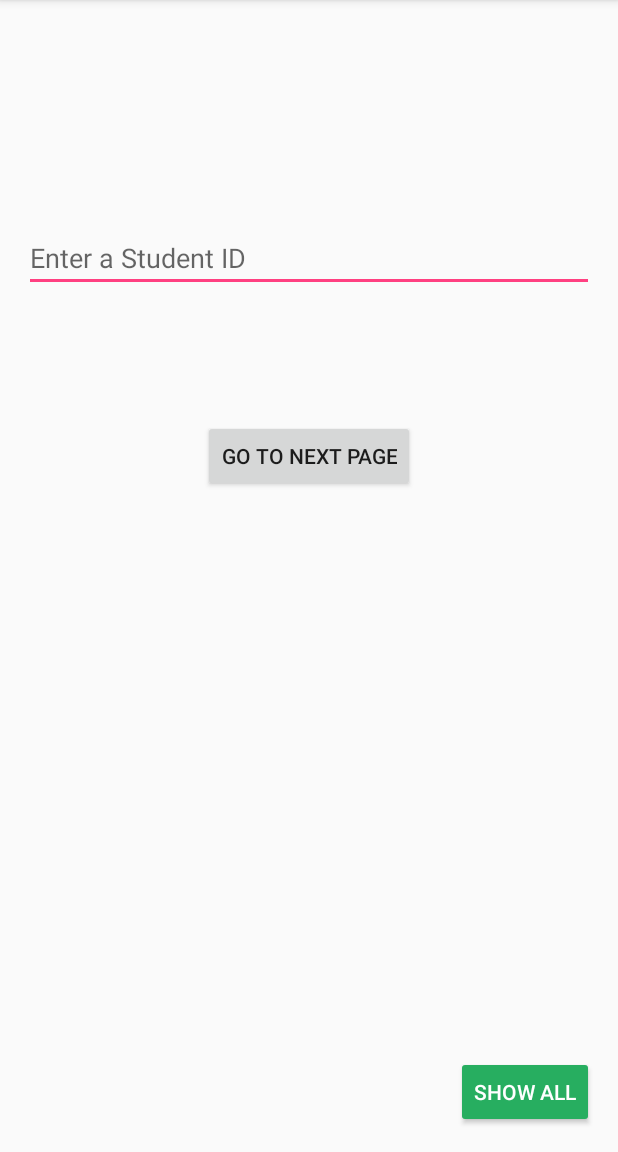
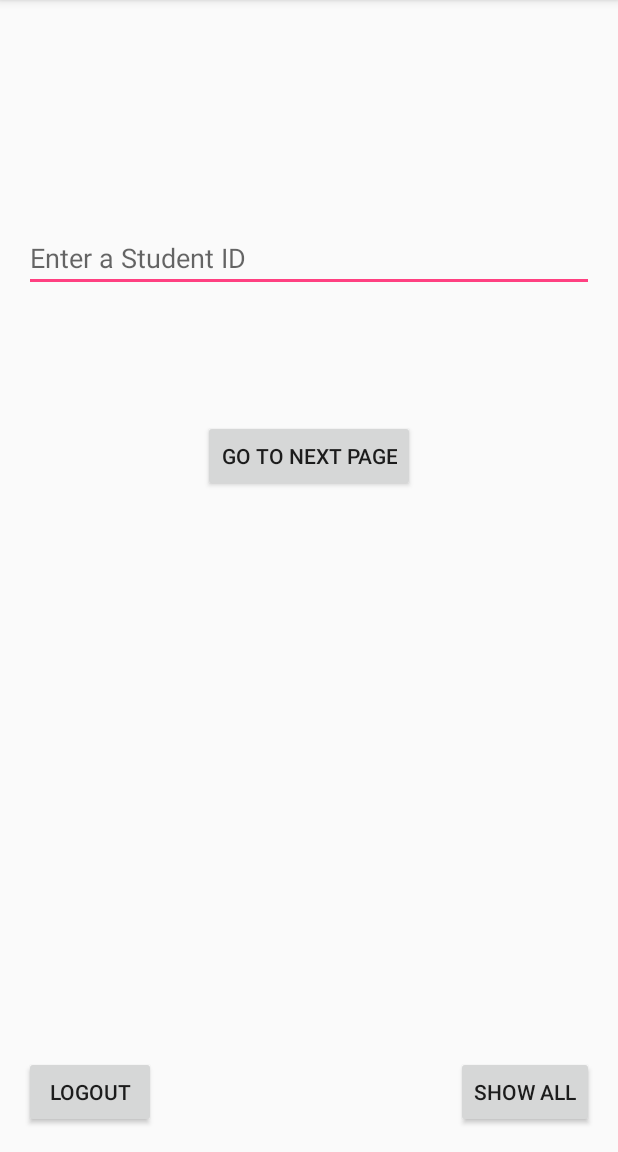
Before and after one commit to Hussam6/Final_Project, an Android app: the screen it shows after launch (StudentIDActivity), after a tap on "LOGIN", on a phone screen of 412 x 824 dp, the part 84-1236 px from its top. Run offline under Robolectric (Android 15) with nearby library versions, the phone set to English and light mode, and no system bars.

```diff
--- a/app/src/main/java/com/example/jayeshvaghela/project_vaghela/MainActivity.java
+++ b/app/src/main/java/com/example/jayeshvaghela/project_vaghela/MainActivity.java
@@ -12,6 +12,7 @@ import android.widget.Toast;
 import org.json.JSONObject;
 
 import java.io.BufferedReader;
+import java.io.IOException;
 import java.io.InputStream;
 import java.io.InputStreamReader;
 import java.net.HttpURLConnection;
@@ -22,57 +23,45 @@ public class MainActivity extends AppCompatActivity {
     //Declaring widget references.
     EditText et_UserEnterUserName;
     EditText et_UserEnterPassword;
+    String serverURL;
 
     @Override
     protected void onCreate(Bundle savedInstanceState) {
         super.onCreate(savedInstanceState);
         setContentView(R.layout.activity_main);
 
+        //initializing variables to widgets.
         et_UserEnterUserName = (EditText) findViewById(R.id.et_UserEnterUserName);
         et_UserEnterPassword = (EditText) findViewById(R.id.et_UserEnterPassword);
+
     }
 
+    //This method is invoked when the user presses the login button
+    //Which checks if the credential are correct in the background.
     public void OnClickAccessUserToIntoApplication(View view) {
 
-            Intent intent = new Intent(this, StudentIDActivity.class);
-            startActivity(intent);
+        String username = et_UserEnterUserName.getText().toString();
+        String password = et_UserEnterPassword.getText().toString();
+
+        //Checking if the edit texts are not empty. If it is, gives the user a Toast Message.
+        if(username.length()<=0 && password.length()<=0)
+        {
+            Toast.makeText(this, "Incorrect Username or Password", Toast.LENGTH_SHORT).show();
+        }
+        else
+        {
+            serverURL = "http://mohameom.dev.fast.sheridanc.on.ca/users/verifyUserData.php?"+username+"=user&"+password+"=12345";
+            new DownloadTask().execute();
+        }
+
+        //Setting edit text to empty string.
+        et_UserEnterUserName.setText("");
+        et_UserEnterPassword.setText("");
+
     }
 
 
-    private String DownloadData(String u) {
-
-        InputStream is = null;
-        String result = "";
-        try {
-            URL url = new URL(u);
-            HttpURLConnection conn = (HttpURLConnection) url.openConnection();
-            conn.setRequestMethod("GET");
-            conn.connect();
-
-            is = conn.getInputStream();
-            result = processResult(is);
-
-        } catch (Exception e) {
-            e.printStackTrace();
-        }
-        return result;
-    }
-
-    private String processResult(InputStream is) throws Exception {
-
-        InputStreamReader isr = new InputStreamReader(is);
-        BufferedReader br = new BufferedReader(isr);
-        String line = null;
-        StringBuilder sb = new StringBuilder();
-        while ((line = br.readLine()) != null) {
-
-            Log.d("response ", line);
-            sb = sb.append(line);
-        }
-        String res = sb.toString();
-        return res;
-    }
-
+    //This class does background tasks for the HTTP connection.
     public class DownloadTask extends AsyncTask<String, Void, String> {
 
         @Override
@@ -83,13 +72,33 @@ public class MainActivity extends AppCompatActivity {
         @Override
         protected String doInBackground(String... params) {
 
-            String u = params[0];
-            return DownloadData(u);
+
+            try {
+                URL url = new URL(serverURL);
+                HttpURLConnection connection = (HttpURLConnection) url.openConnection();
+                connection.setRequestMethod("GET");
+                connection.connect();
+
+                BufferedReader reader = new BufferedReader(new InputStreamReader(connection.getInputStream()));
+
+                String value = reader.readLine();
+
+                System.out.println(value);
+
+            }
+            catch (IOException e) {
+                e.printStackTrace();
+            }
+
+            return null;
         }
 
         @Override
         protected void onPostExecute(String s) {
 
+            //Takes the user to next activity once the credentials are correct.
+            Intent intent = new Intent(MainActivity.this, StudentIDActivity.class);
+            startActivity(intent);
         }
 
     }
--- a/app/src/main/res/layout/activity_main.xml
+++ b/app/src/main/res/layout/activity_main.xml
@@ -19,7 +19,8 @@
         android:layout_marginTop="128dp"
         android:layout_alignParentTop="true"
         android:layout_alignLeft="@+id/et_UserEnterPassword"
-        android:layout_alignStart="@+id/et_UserEnterPassword" />
+        android:layout_alignStart="@+id/et_UserEnterPassword"
+        android:hint="Enter UserName"/>
 
     <EditText
         android:layout_width="wrap_content"
@@ -29,7 +30,8 @@
         android:id="@+id/et_UserEnterPassword"
         android:layout_below="@+id/et_UserEnterUserName"
         android:layout_centerHorizontal="true"
-        android:layout_marginTop="71dp" />
+        android:layout_marginTop="71dp"
+        android:hint="Enter Password"/>
 
     <Button
         android:layout_width="wrap_content"
--- a/app/src/main/res/layout/activity_student_id.xml
+++ b/app/src/main/res/layout/activity_student_id.xml
@@ -32,13 +32,22 @@
         android:onClick="OnClickGoToAddScoreAndCommentActivity"/>
 
     <Button
+        android:text="@string/btnLogout"
+        android:layout_width="wrap_content"
+        android:layout_height="wrap_content"
+        android:id="@+id/button"
+        android:layout_alignParentBottom="true"
+        android:layout_alignParentLeft="true"
+        android:layout_alignParentStart="true"
+        android:onClick="OnClickLogoutOfApplication"/>
+
+    <Button
         android:layout_width="wrap_content"
         android:layout_height="wrap_content"
         android:text="@string/btnShowAll"
         android:id="@+id/btn_ShowAll"
+        android:onClick="OnClickGoToShowAllStudentActivityAndDisplaysAllStudentInfo"
         android:layout_alignParentBottom="true"
         android:layout_alignParentRight="true"
-        android:layout_alignParentEnd="true"
-        android:onClick="OnClickGoToShowAllStudentActivityAndDisplaysAllStudentInfo"
-        android:theme="@style/AppTheme.Button"/>
+        android:layout_alignParentEnd="true" />
 </RelativeLayout>
--- a/app/src/main/res/values/strings.xml
+++ b/app/src/main/res/values/strings.xml
@@ -7,6 +7,7 @@
     <string name="btnHome">Home</string>
     <string name="btnUpdate">Update</string>
     <string name="btnLogin">Login</string>
+    <string name="btnLogout">Logout</string>
     <string name="btnCancel">Cancel</string>
     <string name="tvStudentId">StudentID</string>
     <string name="tvScore">Score</string>
```
Also changed, not shown: app/src/main/java/com/example/jayeshvaghela/project_vaghela/AddScoreAndCommentActivity.java (+8 -1 lines), app/src/main/java/com/example/jayeshvaghela/project_vaghela/ShowAllStudentInfoActivity.java (+4 -3 lines), app/src/main/java/com/example/jayeshvaghela/project_vaghela/StudentIDActivity.java (+7 -1 lines), app/src/main/java/com/example/jayeshvaghela/project_vaghela/UpdateStudentInfoActivity.java (+18 -1 lines).
